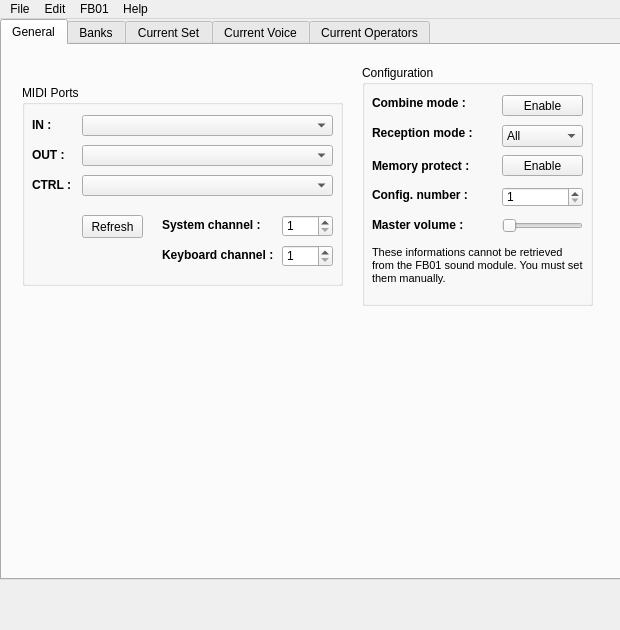
LasDesu/fb01editor, file interface/mainwindow.ui: the form before one commit.
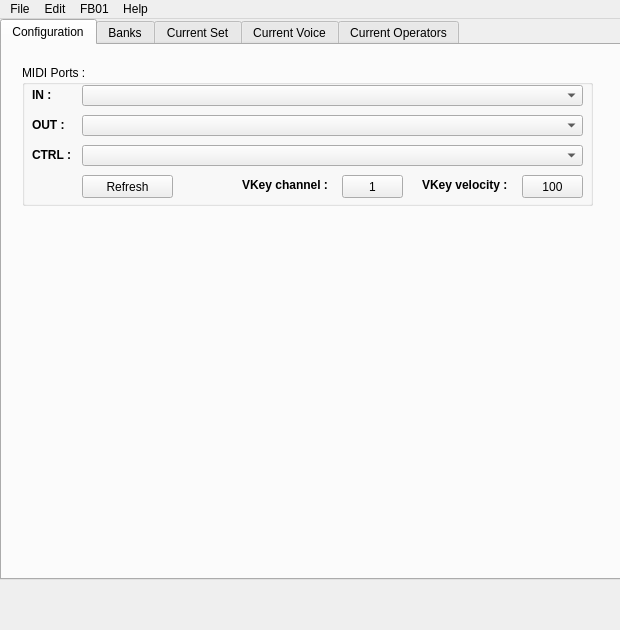
The form after the commit. The open tabs and pages were chosen to show the change. Icons and pictures are not drawn. Custom widgets are drawn as their Qt base class.

Commit message: -Adding the new configuration widget -Loading / saving functionalities restored -Adding the new bank selection system -Computer keyboard can now trigger MIDI notes

What changed in the file:
```diff
--- a/interface/mainwindow.ui
+++ b/interface/mainwindow.ui
@@ -64,26 +64,26 @@
       <bool>true</bool>
      </property>
      <attribute name="title">
-      <string>General</string>
+      <string>Configuration</string>
      </attribute>
      <widget class="QGroupBox" name="grpBox_MIDI">
       <property name="geometry">
        <rect>
         <x>20</x>
-        <y>40</y>
-        <width>321</width>
-        <height>201</height>
+        <y>20</y>
+        <width>571</width>
+        <height>141</height>
        </rect>
       </property>
       <property name="title">
-       <string>MIDI Ports</string>
+       <string>MIDI Ports :</string>
       </property>
       <widget class="QComboBox" name="cmbBox_MIDIIn">
        <property name="geometry">
         <rect>
          <x>60</x>
-         <y>30</y>
-         <width>251</width>
+         <y>20</y>
+         <width>501</width>
          <height>21</height>
         </rect>
        </property>
@@ -98,8 +98,8 @@
        <property name="geometry">
         <rect>
          <x>60</x>
-         <y>60</y>
-         <width>251</width>
+         <y>50</y>
+         <width>501</width>
          <height>21</height>
         </rect>
        </property>
@@ -114,8 +114,8 @@
        <property name="geometry">
         <rect>
          <x>60</x>
-         <y>130</y>
-         <width>61</width>
+         <y>110</y>
+         <width>91</width>
          <height>23</height>
         </rect>
        </property>
@@ -123,49 +123,11 @@
         <string>Refresh</string>
        </property>
       </widget>
-      <widget class="QSpinBox" name="spnBox_syschan">
-       <property name="geometry">
-        <rect>
-         <x>260</x>
-         <y>130</y>
-         <width>51</width>
-         <height>22</height>
-        </rect>
-       </property>
-       <property name="minimum">
-        <number>1</number>
-       </property>
-       <property name="maximum">
-        <number>16</number>
-       </property>
-       <property name="value">
-        <number>1</number>
-       </property>
-      </widget>
-      <widget class="QLabel" name="lbl_syschan">
-       <property name="geometry">
-        <rect>
-         <x>140</x>
-         <y>130</y>
-         <width>111</width>
-         <height>20</height>
-        </rect>
-       </property>
-       <property name="font">
-        <font>
-         <weight>75</weight>
-         <bold>true</bold>
-        </font>
-       </property>
-       <property name="text">
-        <string>System channel :</string>
-       </property>
-      </widget>
       <widget class="QLabel" name="lbl_MIDIIn">
        <property name="geometry">
         <rect>
          <x>10</x>
-         <y>32</y>
+         <y>22</y>
          <width>41</width>
          <height>16</height>
         </rect>
@@ -184,7 +146,7 @@
        <property name="geometry">
         <rect>
          <x>10</x>
-         <y>62</y>
+         <y>52</y>
          <width>41</width>
          <height>16</height>
         </rect>
@@ -199,31 +161,12 @@
         <string>OUT :</string>
        </property>
       </widget>
-      <widget class="QSpinBox" name="spnBox_kybchan">
-       <property name="geometry">
-        <rect>
-         <x>260</x>
-         <y>160</y>
-         <width>51</width>
-         <height>22</height>
-        </rect>
-       </property>
-       <property name="minimum">
-        <number>1</number>
-       </property>
-       <property name="maximum">
-        <number>16</number>
-       </property>
-       <property name="value">
-        <number>1</number>
-       </property>
-      </widget>
       <widget class="QLabel" name="lbl_kybchan">
        <property name="geometry">
         <rect>
-         <x>140</x>
-         <y>160</y>
-         <width>111</width>
+         <x>220</x>
+         <y>110</y>
+         <width>91</width>
          <height>20</height>
         </rect>
        </property>
@@ -234,14 +177,14 @@
         </font>
        </property>
        <property name="text">
-        <string>Keyboard channel :</string>
+        <string>VKey channel :</string>
        </property>
       </widget>
       <widget class="QLabel" name="lbl_MIDICtrl">
        <property name="geometry">
         <rect>
          <x>10</x>
-         <y>92</y>
+         <y>82</y>
          <width>41</width>
          <height>16</height>
         </rect>
@@ -260,8 +203,8 @@
        <property name="geometry">
         <rect>
          <x>60</x>
-         <y>90</y>
-         <width>251</width>
+         <y>80</y>
+         <width>501</width>
          <height>21</height>
         </rect>
        </property>
@@ -272,225 +215,73 @@
         <bool>true</bool>
        </property>
       </widget>
+      <widget class="QLabel" name="lbl_kybvel">
+       <property name="geometry">
+        <rect>
+         <x>400</x>
+         <y>110</y>
+         <width>91</width>
+         <height>20</height>
+        </rect>
+       </property>
+       <property name="font">
+        <font>
+         <weight>75</weight>
+         <bold>true</bold>
+        </font>
+       </property>
+       <property name="text">
+        <string>VKey velocity :</string>
+       </property>
+      </widget>
+      <widget class="QButton" name="but_kybchan">
+       <property name="geometry">
+        <rect>
+         <x>320</x>
+         <y>110</y>
+         <width>61</width>
+         <height>23</height>
+        </rect>
+       </property>
+       <property name="baseSize">
+        <size>
+         <width>1</width>
+         <height>16</height>
+        </size>
+       </property>
+       <property name="text">
+        <string>1</string>
+       </property>
+      </widget>
+      <widget class="QButton" name="but_kybvelo">
+       <property name="geometry">
+        <rect>
+         <x>500</x>
+         <y>110</y>
+         <width>61</width>
+         <height>23</height>
+        </rect>
+       </property>
+       <property name="baseSize">
+        <size>
+         <width>0</width>
+         <height>127</height>
+        </size>
+       </property>
+       <property name="text">
+        <string>100</string>
+       </property>
+      </widget>
      </widget>
-     <widget class="QGroupBox" name="grpBox_config">
+     <widget class="QConfig" name="widget_config" native="true">
       <property name="geometry">
        <rect>
-        <x>360</x>
-        <y>20</y>
-        <width>231</width>
+        <x>20</x>
+        <y>180</y>
+        <width>571</width>
         <height>241</height>
        </rect>
       </property>
-      <property name="title">
-       <string>Configuration</string>
-      </property>
-      <widget class="QLabel" name="lbl_combine">
-       <property name="geometry">
-        <rect>
-         <x>10</x>
-         <y>30</y>
-         <width>101</width>
-         <height>16</height>
-        </rect>
-       </property>
-       <property name="font">
-        <font>
-         <weight>75</weight>
-         <bold>true</bold>
-        </font>
-       </property>
-       <property name="text">
-        <string>Combine mode :</string>
-       </property>
-      </widget>
-      <widget class="QLabel" name="lbl_reception">
-       <property name="geometry">
-        <rect>
-         <x>10</x>
-         <y>60</y>
-         <width>101</width>
-         <height>16</height>
-        </rect>
-       </property>
-       <property name="font">
-        <font>
-         <weight>75</weight>
-         <bold>true</bold>
-        </font>
-       </property>
-       <property name="text">
-        <string>Reception mode :</string>
-       </property>
-      </widget>
-      <widget class="QComboBox" name="cmbBox_reception">
-       <property name="geometry">
-        <rect>
-         <x>140</x>
-         <y>60</y>
-         <width>81</width>
-         <height>22</height>
-        </rect>
-       </property>
-       <item>
-        <property name="text">
-         <string>All</string>
-        </property>
-       </item>
-       <item>
-        <property name="text">
-         <string>Even</string>
-        </property>
-       </item>
-       <item>
-        <property name="text">
-         <string>Odd</string>
-        </property>
-       </item>
-      </widget>
-      <widget class="QPushButton" name="pshBut_combine">
-       <property name="geometry">
-        <rect>
-         <x>140</x>
-         <y>30</y>
-         <width>81</width>
-         <height>21</height>
-        </rect>
-       </property>
-       <property name="text">
-        <string>Enable</string>
-       </property>
-       <property name="checkable">
-        <bool>true</bool>
-       </property>
-      </widget>
-      <widget class="QPushButton" name="pshBut_memory">
-       <property name="geometry">
-        <rect>
-         <x>140</x>
-         <y>90</y>
-         <width>81</width>
-         <height>21</height>
-        </rect>
-       </property>
-       <property name="text">
-        <string>Enable</string>
-       </property>
-       <property name="checkable">
-        <bool>true</bool>
-       </property>
-      </widget>
-      <widget class="QLabel" name="lbl_memory">
-       <property name="geometry">
-        <rect>
-         <x>10</x>
-         <y>90</y>
-         <width>111</width>
-         <height>21</height>
-        </rect>
-       </property>
-       <property name="font">
-        <font>
-         <weight>75</weight>
-         <bold>true</bold>
-        </font>
-       </property>
-       <property name="text">
-        <string>Memory protect :</string>
-       </property>
-      </widget>
-      <widget class="QSpinBox" name="spnBox_confnum">
-       <property name="geometry">
-        <rect>
-         <x>140</x>
-         <y>122</y>
-         <width>81</width>
-         <height>20</height>
-        </rect>
-       </property>
-       <property name="minimum">
-        <number>1</number>
-       </property>
-       <property name="maximum">
-        <number>20</number>
-       </property>
-       <property name="value">
-        <number>1</number>
-       </property>
-      </widget>
-      <widget class="QLabel" name="lbl_confnum">
-       <property name="geometry">
-        <rect>
-         <x>10</x>
-         <y>120</y>
-         <width>101</width>
-         <height>20</height>
-        </rect>
-       </property>
-       <property name="font">
-        <font>
-         <weight>75</weight>
-         <bold>true</bold>
-        </font>
-       </property>
-       <property name="text">
-        <string>Config. number :</string>
-       </property>
-      </widget>
-      <widget class="QLabel" name="lbl_mastvol">
-       <property name="geometry">
-        <rect>
-         <x>10</x>
-         <y>150</y>
-         <width>101</width>
-         <height>20</height>
-        </rect>
-       </property>
-       <property name="font">
-        <font>
-         <weight>75</weight>
-         <bold>true</bold>
-        </font>
-       </property>
-       <property name="text">
-        <string>Master volume :</string>
-       </property>
-      </widget>
-      <widget class="QSlider" name="hzSlider_mastvol">
-       <property name="geometry">
-        <rect>
-         <x>140</x>
-         <y>150</y>
-         <width>81</width>
-         <height>21</height>
-        </rect>
-       </property>
-       <property name="maximum">
-        <number>127</number>
-       </property>
-       <property name="orientation">
-        <enum>Qt::Horizontal</enum>
-       </property>
-      </widget>
-      <widget class="QLabel" name="label">
-       <property name="geometry">
-        <rect>
-         <x>10</x>
-         <y>180</y>
-         <width>211</width>
-         <height>41</height>
-        </rect>
-       </property>
-       <property name="text">
-        <string>&lt;!DOCTYPE HTML PUBLIC &quot;-//W3C//DTD HTML 4.0//EN&quot; &quot;http://www.w3.org/TR/REC-html40/strict.dtd&quot;&gt;
-&lt;html&gt;&lt;head&gt;&lt;meta name=&quot;qrichtext&quot; content=&quot;1&quot; /&gt;&lt;style type=&quot;text/css&quot;&gt;
-p, li { white-space: pre-wrap; }
-&lt;/style&gt;&lt;/head&gt;&lt;body style=&quot; font-family:'MS Shell Dlg 2'; font-size:8.25pt; font-weight:400; font-style:normal;&quot;&gt;
-&lt;p style=&quot; margin-top:0px; margin-bottom:0px; margin-left:0px; margin-right:0px; -qt-block-indent:0; text-indent:0px;&quot;&gt;&lt;span style=&quot; font-size:8pt;&quot;&gt;These informations cannot be retrieved&lt;/span&gt;&lt;/p&gt;
-&lt;p style=&quot; margin-top:0px; margin-bottom:0px; margin-left:0px; margin-right:0px; -qt-block-indent:0; text-indent:0px;&quot;&gt;&lt;span style=&quot; font-size:8pt;&quot;&gt;from the FB01 sound module. You must set&lt;/span&gt;&lt;/p&gt;
-&lt;p style=&quot; margin-top:0px; margin-bottom:0px; margin-left:0px; margin-right:0px; -qt-block-indent:0; text-indent:0px;&quot;&gt;&lt;span style=&quot; font-size:8pt;&quot;&gt;them manually.&lt;/span&gt;&lt;/p&gt;&lt;/body&gt;&lt;/html&gt;</string>
-       </property>
-      </widget>
      </widget>
     </widget>
     <widget class="QWidget" name="tab_banks">
@@ -1709,6 +1500,11 @@
  </widget>
  <layoutdefault spacing="6" margin="11"/>
  <customwidgets>
+  <customwidget>
+   <class>QButton</class>
+   <extends>QPushButton</extends>
+   <header>interface/qbutton.h</header>
+  </customwidget>
   <customwidget>
    <class>QClavier</class>
    <extends>QLabel</extends>
@@ -1738,6 +1534,12 @@
    <header>interface/qbank.h</header>
    <container>1</container>
   </customwidget>
+  <customwidget>
+   <class>QConfig</class>
+   <extends>QWidget</extends>
+   <header>interface/qconfig.h</header>
+   <container>1</container>
+  </customwidget>
  </customwidgets>
  <resources>
   <include location="../FB01.qrc"/>
```
Left out of the diff: 147 changed lines with no effect on the pictures. The commit also changes 35 other files.
